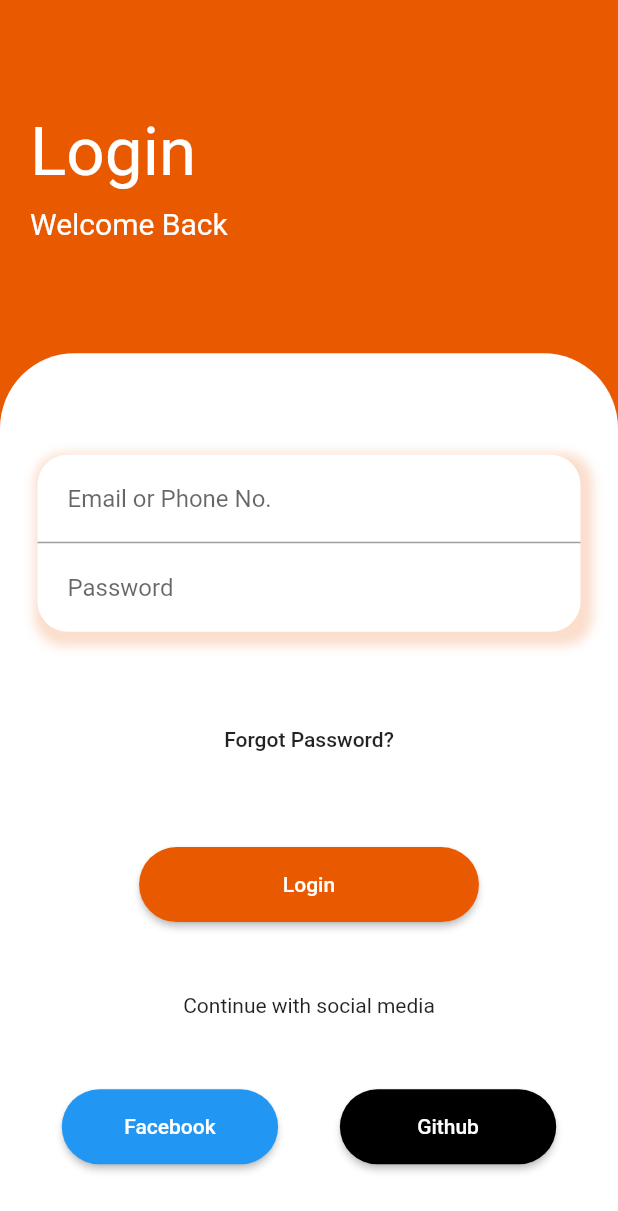
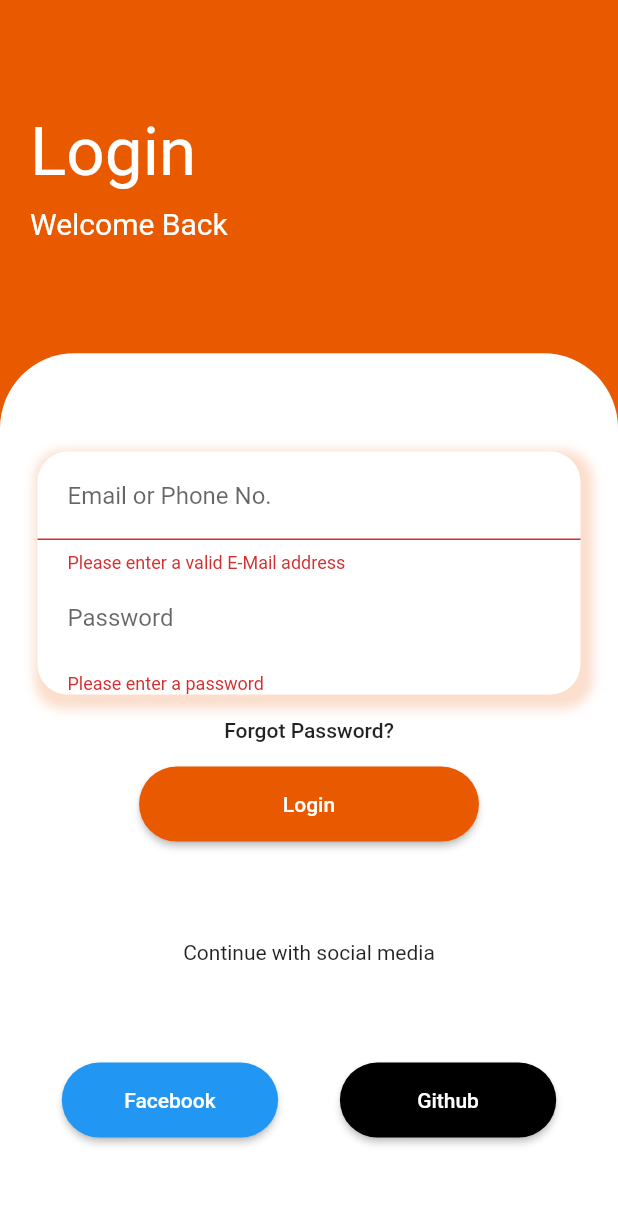
Before and after one commit to thisis-dc4/week_1_login_page, a Flutter app: the screen it shows after launch, after a tap on "Login", on a phone screen of 412 x 824 dp. Shown: the top 1211 px of the screen. Run offline on Flutter 3.47's test engine with Material 2 defaults, Android fonts, the phone set to English and light mode, and no system bars.

Commit message:
Small Fixes #3

```diff
--- a/lib/main.dart
+++ b/lib/main.dart
@@ -9,8 +9,10 @@ class MyApp extends StatelessWidget {
   @override
   Widget build(BuildContext context) {
     return MaterialApp(
+      debugShowCheckedModeBanner: false,
       title: 'Login Page',
       home: Scaffold(
+        resizeToAvoidBottomInset: true,
         backgroundColor: orangeColor,
         body: LoginPage(),
       ),
--- a/lib/widgets/bottom_login_page.dart
+++ b/lib/widgets/bottom_login_page.dart
@@ -6,18 +6,17 @@ import 'package:week_1_login_page/widgets/form_widget.dart';
 class BottomLoginPage extends StatelessWidget {
   @override
   Widget build(BuildContext context) {
-    final _width = MediaQuery.of(context).size.width;
-    final _buttonWidth = _width * 0.35;
-    final _loginButtonWidth = _width * 0.55;
+    final double _width = MediaQuery.of(context).size.width;
+    final double _buttonWidth = _width * 0.35;
 
     return Expanded(
       flex: 5,
       child: Container(
         width: double.infinity,
         decoration: BoxDecoration(
-          borderRadius: BorderRadius.only(
-            topLeft: const Radius.circular(50),
-            topRight: const Radius.circular(50),
+          borderRadius: const BorderRadius.only(
+            topLeft: Radius.circular(50),
+            topRight: Radius.circular(50),
           ),
           color: Colors.white,
         ),
@@ -25,25 +24,6 @@ class BottomLoginPage extends StatelessWidget {
           mainAxisAlignment: MainAxisAlignment.spaceEvenly,
           children: <Widget>[
             FormWidget(),
-            OutlineButton(
-              onPressed: () {},
-              borderSide: BorderSide.none,
-              shape: loginButtonShape,
-              child: Text('Forgot Password?'),
-            ),
-            Container(
-              width: _loginButtonWidth,
-              height: 50.0,
-              child: RaisedButton(
-                onPressed: () {},
-                color: orangeColor,
-                shape: loginButtonShape,
-                child: Text(
-                  'Login',
-                  style: const TextStyle(color: Colors.white),
-                ),
-              ),
-            ),
             Text('Continue with social media'),
             Row(
               mainAxisAlignment: MainAxisAlignment.spaceEvenly,
--- a/lib/widgets/form_widget.dart
+++ b/lib/widgets/form_widget.dart
@@ -12,9 +12,17 @@ class FormWidget extends StatefulWidget {
 class _FormWidgetState extends State<FormWidget> {
   @override
   Widget build(BuildContext context) {
+    final double _width = MediaQuery.of(context).size.width;
+    final double _loginButtonWidth = _width * 0.55;
     final _formKey = GlobalKey<FormState>();
-    return Container(
-      margin: const EdgeInsets.only(left: 25.0, right: 25.0, top: 20.0),
+    const String emailRegex =
+        r"""^[a-zA-Z0-9.a-zA-Z0-9.!#$%&'*+-/=?^_`{|}~]+@[a-zA-Z0-9]+\.[a-zA-Z]+""";
+
+    return Column(
+      mainAxisAlignment: MainAxisAlignment.spaceEvenly,
+      children: <Widget>[
+        Container(
+          margin: const EdgeInsets.only(left: 25.0, right: 25.0),
           decoration: BoxDecoration(
             borderRadius: BorderRadius.circular(20.0),
             color: Colors.white,
@@ -32,13 +40,34 @@ class _FormWidgetState extends State<FormWidget> {
             child: Column(
               children: <Widget>[
                 TextFormField(
+                  key: ValueKey('email'),
+                  validator: (value) {
+                    if (value.isEmpty ||
+                        value.length < 4 ||
+                        !RegExp(emailRegex).hasMatch(value)) {
+                      return 'Please enter a valid E-Mail address';
+                    } else {
+                      return null;
+                    }
+                  },
                   decoration: const InputDecoration(
                     hintText: 'Email or Phone No.',
                     contentPadding: EdgeInsets.all(20.0),
                   ),
+                  keyboardType: TextInputType.emailAddress,
                 ),
                 TextFormField(
+                  key: ValueKey('password'),
                   obscureText: true,
+                  validator: (value) {
+                    if (value.isEmpty) {
+                      return 'Please enter a password';
+                    }
+                    if (value.length < 7) {
+                      return 'Password should be atleast 7 characters.';
+                    }
+                    return null;
+                  },
                   decoration: const InputDecoration(
                     hintText: 'Password',
                     fillColor: Colors.black,
@@ -49,6 +78,28 @@ class _FormWidgetState extends State<FormWidget> {
               ],
             ),
           ),
+        ),
+        // const Divider(),
+        OutlineButton(
+          onPressed: () {},
+          borderSide: BorderSide.none,
+          shape: loginButtonShape,
+          child: Text('Forgot Password?'),
+        ),
+        Container(
+          width: _loginButtonWidth,
+          height: 50.0,
+          child: RaisedButton(
+            onPressed: () => _formKey.currentState.validate(),
+            color: orangeColor,
+            shape: loginButtonShape,
+            child: Text(
+              'Login',
+              style: const TextStyle(color: Colors.white),
+            ),
+          ),
+        ),
+      ],
     );
   }
 }
--- a/lib/widgets/top_login_page.dart
+++ b/lib/widgets/top_login_page.dart
@@ -3,7 +3,7 @@ import 'package:flutter/material.dart';
 class TopLoginPage extends StatelessWidget {
   @override
   Widget build(BuildContext context) {
-    final _textTheme = Theme.of(context).textTheme;
+    final TextTheme _textTheme = Theme.of(context).textTheme;
 
     return Expanded(
       flex: 2,
```
Also changed, not shown: 2 other files. Lines whose indentation alone changed are shown as unchanged.
